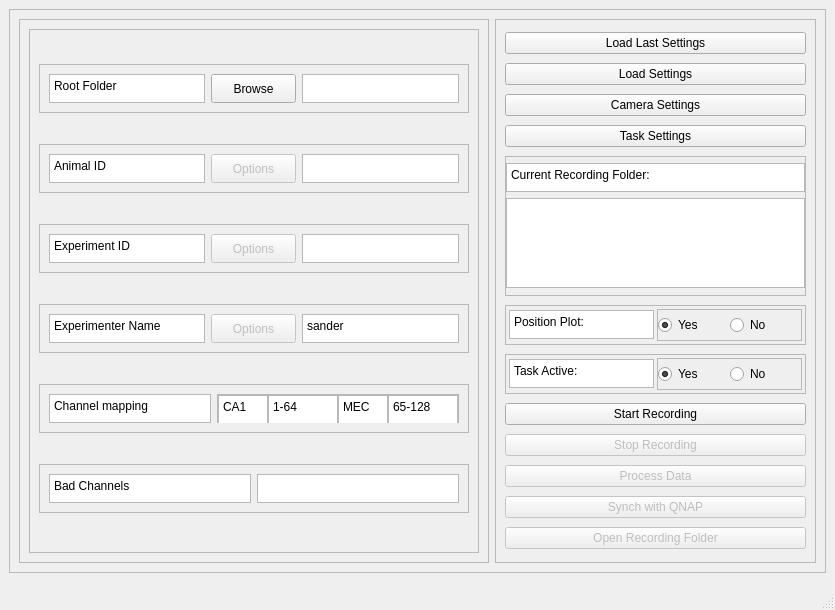
Qt form RecordingManagerDesign.ui (Barry-lab/openEPhys_DACQ) before a commit.
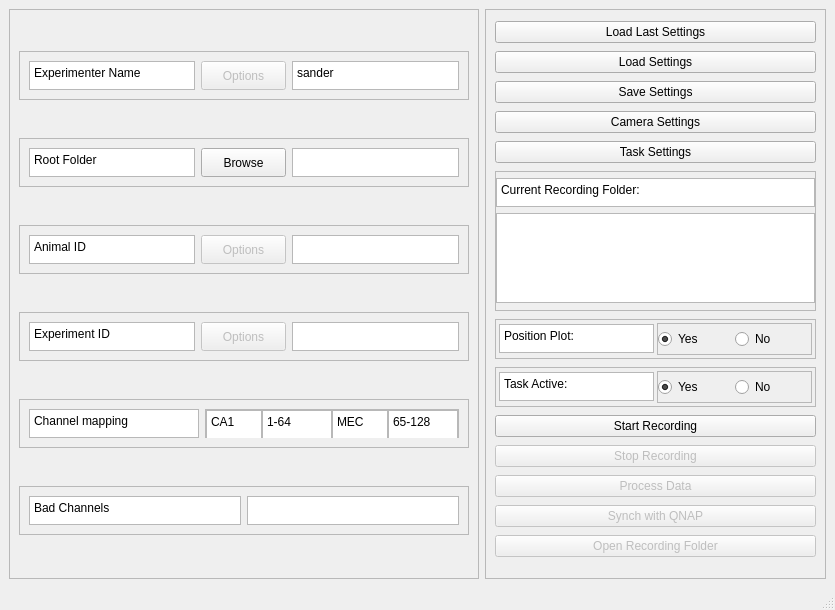
The same form after that commit.

Commit message: Redesigned RecordingManager Settings management and enabled saving it in MATLAB format

```diff
--- a/RecordingManagerDesign.ui
+++ b/RecordingManagerDesign.ui
@@ -14,25 +14,7 @@
    <string>Open Ephys Recording Manager</string>
   </property>
   <widget class="QWidget" name="centralwidget">
-   <layout class="QVBoxLayout" name="verticalLayout_5">
-    <item>
-     <widget class="QFrame" name="rec_settings">
-      <property name="frameShape">
-       <enum>QFrame::StyledPanel</enum>
-      </property>
-      <property name="frameShadow">
-       <enum>QFrame::Raised</enum>
-      </property>
-      <layout class="QHBoxLayout" name="horizontalLayout">
-       <item>
-        <widget class="QFrame" name="f_info">
-         <property name="frameShape">
-          <enum>QFrame::StyledPanel</enum>
-         </property>
-         <property name="frameShadow">
-          <enum>QFrame::Raised</enum>
-         </property>
-         <layout class="QVBoxLayout" name="verticalLayout_3">
+   <layout class="QHBoxLayout" name="horizontalLayout_2">
           <item>
            <widget class="QScrollArea" name="scroll_info">
             <property name="minimumSize">
@@ -49,11 +31,89 @@
               <rect>
                <x>0</x>
                <y>0</y>
-               <width>492</width>
-               <height>487</height>
+         <width>512</width>
+         <height>543</height>
               </rect>
              </property>
              <layout class="QVBoxLayout" name="verticalLayout">
+        <item>
+         <widget class="QFrame" name="f_experimenter">
+          <property name="maximumSize">
+           <size>
+            <width>16777215</width>
+            <height>49</height>
+           </size>
+          </property>
+          <property name="frameShape">
+           <enum>QFrame::StyledPanel</enum>
+          </property>
+          <property name="frameShadow">
+           <enum>QFrame::Raised</enum>
+          </property>
+          <layout class="QHBoxLayout" name="horizontalLayout_17">
+           <item>
+            <widget class="QPlainTextEdit" name="plainTextEdit_30">
+             <property name="maximumSize">
+              <size>
+               <width>16777215</width>
+               <height>29</height>
+              </size>
+             </property>
+             <property name="readOnly">
+              <bool>true</bool>
+             </property>
+             <property name="plainText">
+              <string>Experimenter Name</string>
+             </property>
+            </widget>
+           </item>
+           <item>
+            <widget class="QPushButton" name="pb_experimenter">
+             <property name="enabled">
+              <bool>false</bool>
+             </property>
+             <property name="minimumSize">
+              <size>
+               <width>85</width>
+               <height>29</height>
+              </size>
+             </property>
+             <property name="maximumSize">
+              <size>
+               <width>85</width>
+               <height>29</height>
+              </size>
+             </property>
+             <property name="text">
+              <string>Options</string>
+             </property>
+            </widget>
+           </item>
+           <item>
+            <widget class="QPlainTextEdit" name="pt_experimenter">
+             <property name="maximumSize">
+              <size>
+               <width>16777215</width>
+               <height>29</height>
+              </size>
+             </property>
+             <property name="verticalScrollBarPolicy">
+              <enum>Qt::ScrollBarAlwaysOff</enum>
+             </property>
+             <property name="horizontalScrollBarPolicy">
+              <enum>Qt::ScrollBarAlwaysOff</enum>
+             </property>
+             <property name="lineWrapMode">
+              <enum>QPlainTextEdit::NoWrap</enum>
+             </property>
+             <property name="plainText">
+              <string>sander</string>
+             </property>
+            </widget>
+           </item>
+          </layout>
+         </widget>
+        </item>
               <item>
                <widget class="QFrame" name="f_root_folder">
                 <property name="maximumSize">
@@ -276,84 +336,6 @@
                 </layout>
                </widget>
               </item>
-              <item>
-               <widget class="QFrame" name="f_experimenter">
-                <property name="maximumSize">
-                 <size>
-                  <width>16777215</width>
-                  <height>49</height>
-                 </size>
-                </property>
-                <property name="frameShape">
-                 <enum>QFrame::StyledPanel</enum>
-                </property>
-                <property name="frameShadow">
-                 <enum>QFrame::Raised</enum>
-                </property>
-                <layout class="QHBoxLayout" name="horizontalLayout_17">
-                 <item>
-                  <widget class="QPlainTextEdit" name="plainTextEdit_30">
-                   <property name="maximumSize">
-                    <size>
-                     <width>16777215</width>
-                     <height>29</height>
-                    </size>
-                   </property>
-                   <property name="readOnly">
-                    <bool>true</bool>
-                   </property>
-                   <property name="plainText">
-                    <string>Experimenter Name</string>
-                   </property>
-                  </widget>
-                 </item>
-                 <item>
-                  <widget class="QPushButton" name="pb_experimenter">
-                   <property name="enabled">
-                    <bool>false</bool>
-                   </property>
-                   <property name="minimumSize">
-                    <size>
-                     <width>85</width>
-                     <height>29</height>
-                    </size>
-                   </property>
-                   <property name="maximumSize">
-                    <size>
-                     <width>85</width>
-                     <height>29</height>
-                    </size>
-                   </property>
-                   <property name="text">
-                    <string>Options</string>
-                   </property>
-                  </widget>
-                 </item>
-                 <item>
-                  <widget class="QPlainTextEdit" name="pt_experimenter">
-                   <property name="maximumSize">
-                    <size>
-                     <width>16777215</width>
-                     <height>29</height>
-                    </size>
-                   </property>
-                   <property name="verticalScrollBarPolicy">
-                    <enum>Qt::ScrollBarAlwaysOff</enum>
-                   </property>
-                   <property name="horizontalScrollBarPolicy">
-                    <enum>Qt::ScrollBarAlwaysOff</enum>
-                   </property>
-                   <property name="lineWrapMode">
-                    <enum>QPlainTextEdit::NoWrap</enum>
-                   </property>
-                   <property name="plainText">
-                    <string>sander</string>
-                   </property>
-                  </widget>
-                 </item>
-                </layout>
-               </widget>
-              </item>
               <item>
                <widget class="QFrame" name="f_badChan_2">
                 <property name="maximumSize">
@@ -518,9 +500,6 @@
             </widget>
            </widget>
           </item>
-         </layout>
-        </widget>
-       </item>
        <item>
         <widget class="QFrame" name="f_buttons">
          <property name="frameShape">
@@ -544,6 +523,13 @@
             </property>
            </widget>
           </item>
+       <item>
+        <widget class="QPushButton" name="pb_save">
+         <property name="text">
+          <string>Save Settings</string>
+         </property>
+        </widget>
+       </item>
           <item>
            <widget class="QPushButton" name="pb_cam_set">
             <property name="text">
@@ -833,19 +819,6 @@
            </widget>
           </item>
          </layout>
-        </widget>
-       </item>
-      </layout>
-     </widget>
-    </item>
-    <item>
-     <widget class="QFrame" name="signals">
-      <property name="frameShape">
-       <enum>QFrame::StyledPanel</enum>
-      </property>
-      <property name="frameShadow">
-       <enum>QFrame::Raised</enum>
-      </property>
      </widget>
     </item>
    </layout>
```
Lines whose indentation alone changed are shown as unchanged. The commit also changes 18 other files.
